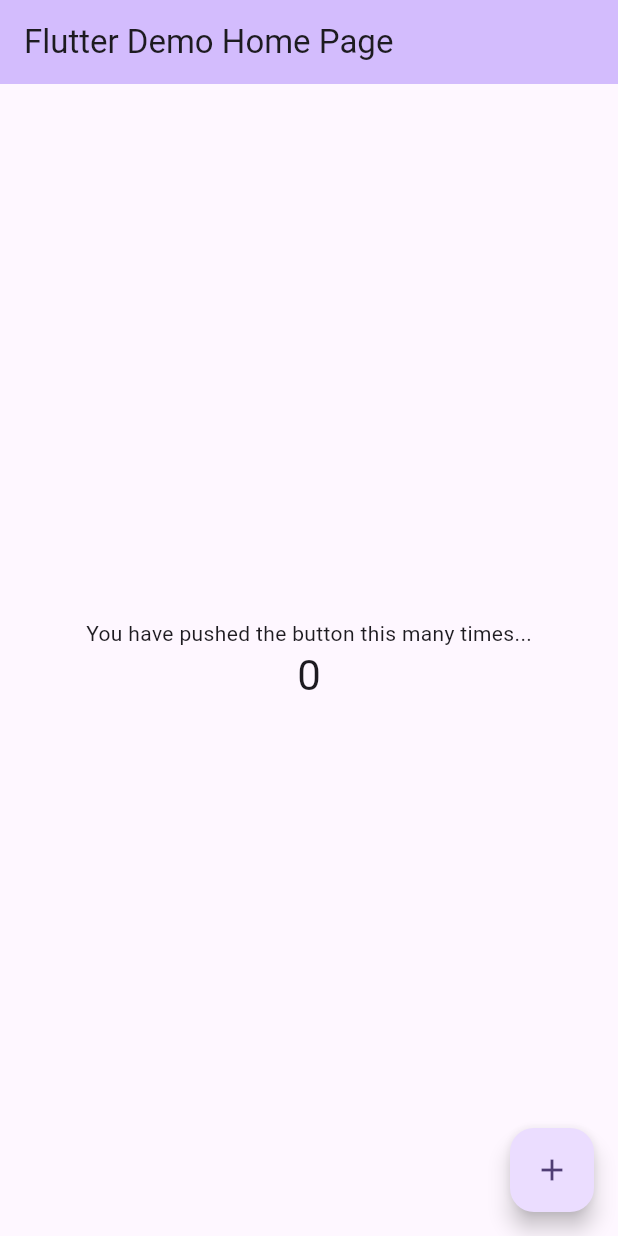
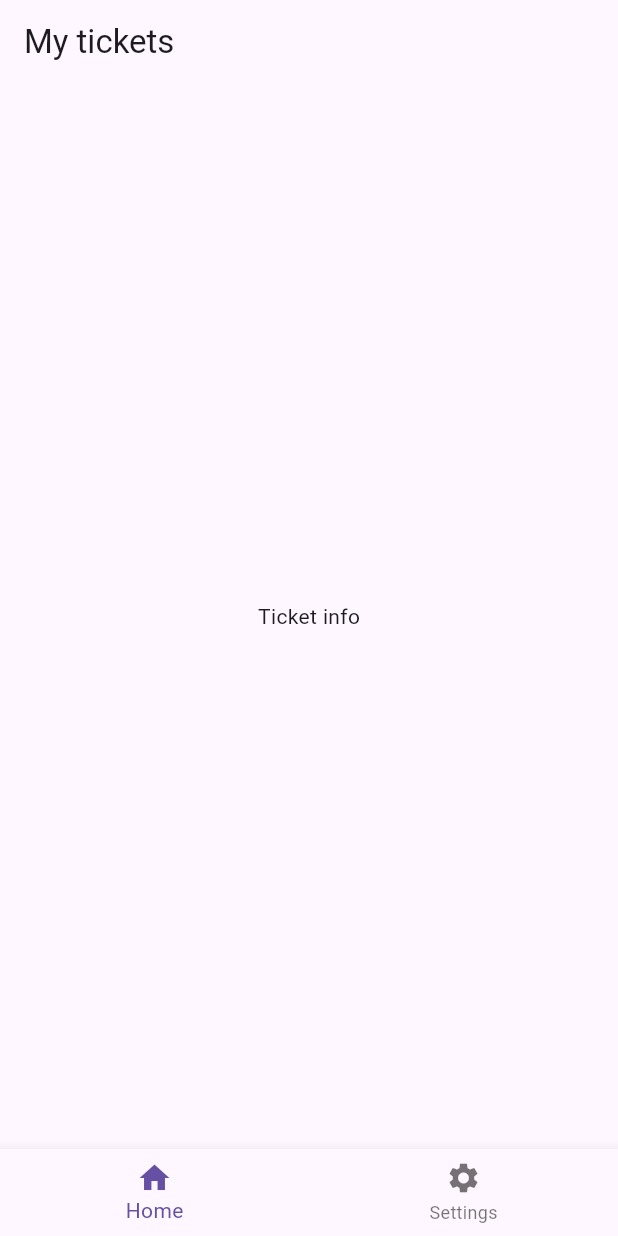
Before and after one commit to sithumoemyint-code/flutter_course_absolute_beginners, a Flutter app: the screen it shows after launch, on a phone screen of 412 x 824 dp. Run offline on Flutter 3.47's test engine with Material 3 defaults, Android fonts, the phone set to English and light mode, and no system bars.

Commit message:
bottom nav bar

```diff
--- /dev/null
+++ b/lib/core/bottom_nav_bar.dart
@@ -0,0 +1,27 @@
+import 'package:flutter/material.dart';
+
+class MyBottomNavBar extends StatefulWidget {
+  const MyBottomNavBar({super.key});
+
+  @override
+  State<MyBottomNavBar> createState() => _MyBottomNavBarState();
+}
+
+class _MyBottomNavBarState extends State<MyBottomNavBar> {
+  @override
+  Widget build(BuildContext context) {
+    return Scaffold(
+      appBar: AppBar(title: const Text("My tickets")),
+      body: const Center(child: Text("Ticket info")),
+      bottomNavigationBar: BottomNavigationBar(
+        items: const [
+          BottomNavigationBarItem(icon: Icon(Icons.home), label: "Home"),
+          BottomNavigationBarItem(
+            icon: Icon(Icons.settings),
+            label: "Settings",
+          ),
+        ],
+      ),
+    );
+  }
+}
--- a/lib/main.dart
+++ b/lib/main.dart
@@ -1,4 +1,5 @@
 import 'package:flutter/material.dart';
+import 'package:my_app/core/bottom_nav_bar.dart';
 
 void main() {
   runApp(const MyApp());
@@ -10,113 +11,6 @@ class MyApp extends StatelessWidget {
   // This widget is the root of your application.
   @override
   Widget build(BuildContext context) {
-    return MaterialApp(
-      title: 'Flutter Demo',
-      theme: ThemeData(
-        // This is the theme of your application.
-        //
-        // TRY THIS: Try running your application with "flutter run". You'll see
-        // the application has a purple toolbar. Then, without quitting the app,
-        // try changing the seedColor in the colorScheme below to Colors.green
-        // and then invoke "hot reload" (save your changes or press the "hot
-        // reload" button in a Flutter-supported IDE, or press "r" if you used
-        // the command line to start the app).
-        //
-        // Notice that the counter didn't reset back to zero; the application
-        // state is not lost during the reload. To reset the state, use hot
-        // restart instead.
-        //
-        // This works for code too, not just values: Most code changes can be
-        // tested with just a hot reload.
-        colorScheme: ColorScheme.fromSeed(seedColor: Colors.deepPurple),
-      ),
-      home: const MyHomePage(title: 'Flutter Demo Home Page'),
-    );
+    return MaterialApp(home: MyBottomNavBar());
   }
 }
-
-class MyHomePage extends StatefulWidget {
-  const MyHomePage({super.key, required this.title});
-
-  // This widget is the home page of your application. It is stateful, meaning
-  // that it has a State object (defined below) that contains fields that affect
-  // how it looks.
-
-  // This class is the configuration for the state. It holds the values (in this
-  // case the title) provided by the parent (in this case the App widget) and
-  // used by the build method of the State. Fields in a Widget subclass are
-  // always marked "final".
-
-  final String title;
-
-  @override
-  State<MyHomePage> createState() => _MyHomePageState();
-}
-
-class _MyHomePageState extends State<MyHomePage> {
-  int _counter = 0;
-
-  void _incrementCounter() {
-    setState(() {
-      // This call to setState tells the Flutter framework that something has
-      // changed in this State, which causes it to rerun the build method below
-      // so that the display can reflect the updated values. If we changed
-      // _counter without calling setState(), then the build method would not be
-      // called again, and so nothing would appear to happen.
-      _counter++;
-    });
-  }
-
-  @override
-  Widget build(BuildContext context) {
-    // This method is rerun every time setState is called, for instance as done
-    // by the _incrementCounter method above.
-    //
-    // The Flutter framework has been optimized to make rerunning build methods
-    // fast, so that you can just rebuild anything that needs updating rather
-    // than having to individually change instances of widgets.
-    return Scaffold(
-      appBar: AppBar(
-        // TRY THIS: Try changing the color here to a specific color (to
-        // Colors.amber, perhaps?) and trigger a hot reload to see the AppBar
-        // change color while the other colors stay the same.
-        backgroundColor: Theme.of(context).colorScheme.inversePrimary,
-        // Here we take the value from the MyHomePage object that was created by
-        // the App.build method, and use it to set our appbar title.
-        title: Text(widget.title),
-      ),
-      body: Center(
-        // Center is a layout widget. It takes a single child and positions it
-        // in the middle of the parent.
-        child: Column(
-          // Column is also a layout widget. It takes a list of children and
-          // arranges them vertically. By default, it sizes itself to fit its
-          // children horizontally, and tries to be as tall as its parent.
-          //
-          // Column has various properties to control how it sizes itself and
-          // how it positions its children. Here we use mainAxisAlignment to
-          // center the children vertically; the main axis here is the vertical
-          // axis because Columns are vertical (the cross axis would be
-          // horizontal).
-          //
-          // TRY THIS: Invoke "debug painting" (choose the "Toggle Debug Paint"
-          // action in the IDE, or press "p" in the console), to see the
-          // wireframe for each widget.
-          mainAxisAlignment: MainAxisAlignment.center,
-          children: <Widget>[
-            const Text('You have pushed the button this many times...'),
-            Text(
-              '$_counter',
-              style: Theme.of(context).textTheme.headlineMedium,
-            ),
-          ],
-        ),
-      ),
-      floatingActionButton: FloatingActionButton(
-        onPressed: _incrementCounter,
-        tooltip: 'Increment',
-        child: const Icon(Icons.add),
-      ), // This trailing comma makes auto-formatting nicer for build methods.
-    );
-  }
-}
```
